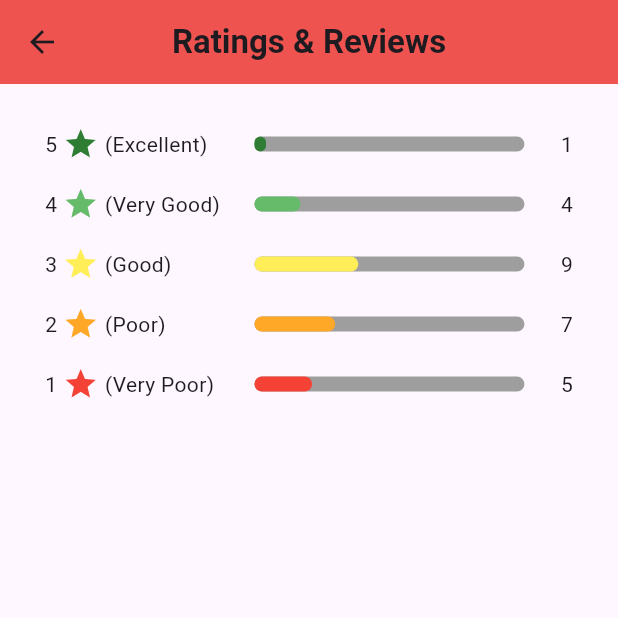
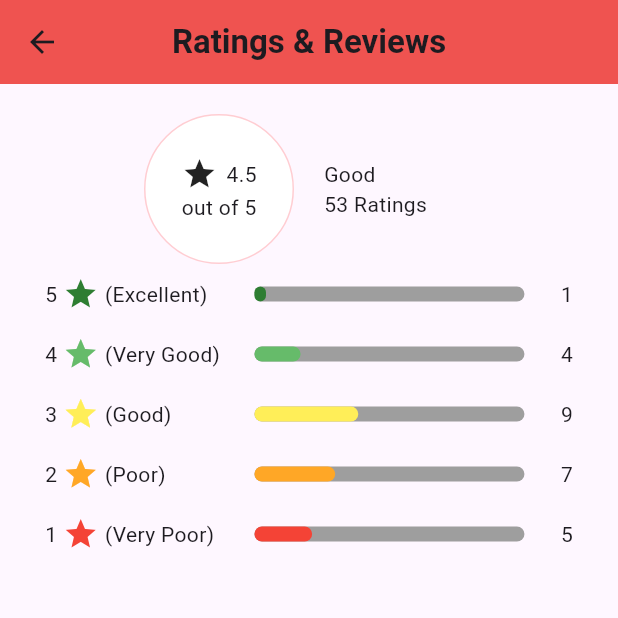
Before and after one commit to naveenprasanth2/practise1, a Flutter app: the ReviewsScreen screen opened directly, on a phone screen of 412 x 824 dp, the top half of it. Run offline on Flutter 3.47's test engine with Material 2 defaults, Android fonts, the phone set to English and light mode, and no system bars.

Commit message:
tillRatingsNumber

```diff
--- a/lib/list_view_test/screens/hotel_booking/hotel_detail_screen.dart
+++ b/lib/list_view_test/screens/hotel_booking/hotel_detail_screen.dart
@@ -39,6 +39,7 @@ class _HotelDetailScreenState extends State<HotelDetailScreen> {
     readAmenitiesJson();
     readHotelDetailsJson();
     guestPoliciesJson();
+
   }
 
   Future<void> readAmenitiesJson() async {
--- a/lib/list_view_test/screens/reviews/reviews_screen.dart
+++ b/lib/list_view_test/screens/reviews/reviews_screen.dart
@@ -20,8 +20,55 @@ class ReviewsScreen extends StatelessWidget {
       body: Padding(
         padding: const EdgeInsets.only(top: 20),
         child: ListView(
-          children: const [
-            RatingStatsWidget(
+          children: [
+            Row(
+              mainAxisAlignment: MainAxisAlignment.center,
+              children: [
+                Align(
+                  alignment: Alignment.center,
+                  child: Container(
+                    height: 100,
+                    width: 100,
+                    decoration: BoxDecoration(
+                      color: Colors.white,
+                      shape: BoxShape.circle,
+                      border: Border.all(color: Colors.red.shade100),
+                    ),
+                    child: const Align(
+                      alignment: Alignment.center,
+                      child: Column(
+                        mainAxisAlignment: MainAxisAlignment.center,
+                        children: [
+                          Row(
+                            mainAxisAlignment: MainAxisAlignment.center,
+                            children: [
+                              Icon(Icons.star),
+                              SizedBox(width: 6),
+                              Text("4.5"),
+                            ],
+                          ),
+                          Text("out of 5"),
+                        ],
+                      ),
+                    ),
+                  ),
+                ),
+                const SizedBox(width: 20,),
+                const SizedBox(
+                  width: 100,
+                  height: 100,
+                  child: Column(
+                    mainAxisAlignment: MainAxisAlignment.center,
+                    crossAxisAlignment: CrossAxisAlignment.start,
+                    children: [
+                      Text("Good"),
+                      Text("53 Ratings"),
+                    ],
+                  ),
+                ),
+              ],
+            ),
+            const RatingStatsWidget(
                 count5Stars: 1,
                 count4Stars: 4,
                 count3Stars: 9,
```
